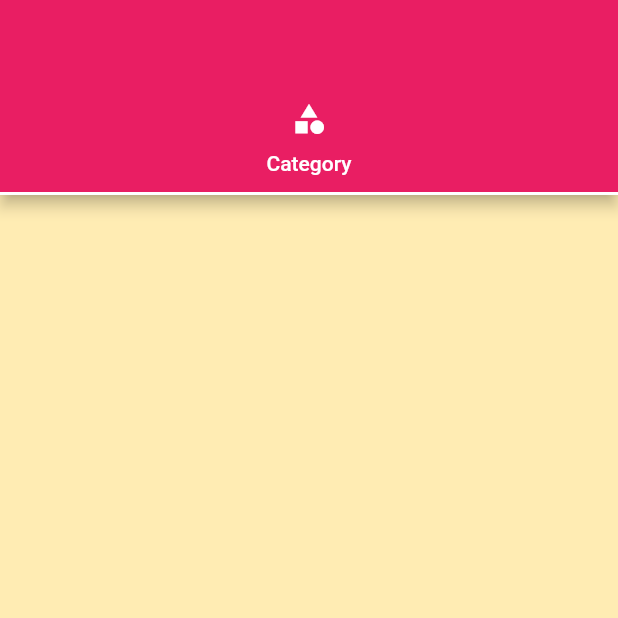
After one commit to rajpranit/Recipe-flutter-MPA, a Flutter app: the screen it shows after launch, on a phone screen of 412 x 824 dp, the top half of it. The commit adds this screen. Run offline on Flutter 3.47's test engine with Material 2 defaults, Android fonts, the phone set to English and light mode, and no system bars; our stand-ins replace google_fonts; Roboto replaces fonts that are missing (TextStyle).

```diff
--- a/lib/main.dart
+++ b/lib/main.dart
@@ -1,10 +1,9 @@
 import 'package:flutter/material.dart';
 import 'package:google_fonts/google_fonts.dart';
 
-import 'package:recipe/screens/categorymeals_screen.dart';
-import 'package:recipe/screens/meal_detail_screen.dart';
-
-import './screens/categories_screen.dart';
+import '../screens/categorymeals_screen.dart';
+import '../screens/meal_detail_screen.dart';
+import '../screens/tabbar_screen.dart';
 
 void main() => runApp(MyApp());
 
@@ -16,7 +15,7 @@ class MyApp extends StatelessWidget {
       theme: ThemeData(
         primarySwatch: Colors.pink,
         fontFamily: GoogleFonts.quicksand().toString(),
-        secondaryHeaderColor: Colors.amber,
+        scaffoldBackgroundColor: Colors.amber.shade100,
         canvasColor: const Color.fromRGBO(255, 254, 252, 1),
         textTheme: TextTheme(
           headline1: TextStyle(
@@ -33,14 +32,17 @@ class MyApp extends StatelessWidget {
           ),
         ),
       ),
-      home: CategoriesScreen(),
+      // home: CategoriesScreen(),
       routes: {
+        '/': (ctx) {
+          return const TabsBarScreen();
+        },
         '/category-meals': (context) {
           return CategoryMealsScreen();
         },
         '/meal-detail': (context) {
-          return MealDetail();
-        }
+          return const MealDetail();
+        },
       },
     );
   }
--- /dev/null
+++ b/lib/screens/tabbar_screen.dart
@@ -0,0 +1,26 @@
+import 'package:flutter/material.dart';
+
+class TabsBarScreen extends StatefulWidget {
+  const TabsBarScreen({Key key}) : super(key: key);
+
+  @override
+  State<TabsBarScreen> createState() => _TabsBarScreenState();
+}
+
+class _TabsBarScreenState extends State<TabsBarScreen> {
+  @override
+  Widget build(BuildContext context) {
+    return DefaultTabController(
+        length: 2,
+        child: Scaffold(
+          appBar: AppBar(
+            bottom: TabBar(tabs: [
+              Tab(
+                icon: Icon(Icons.category),
+                text: 'Category',
+              )
+            ]),
+          ),
+        ));
+  }
+}
```
Also changed, not shown: lib/screens/meal_detail_screen.dart (+76 -16 lines).
